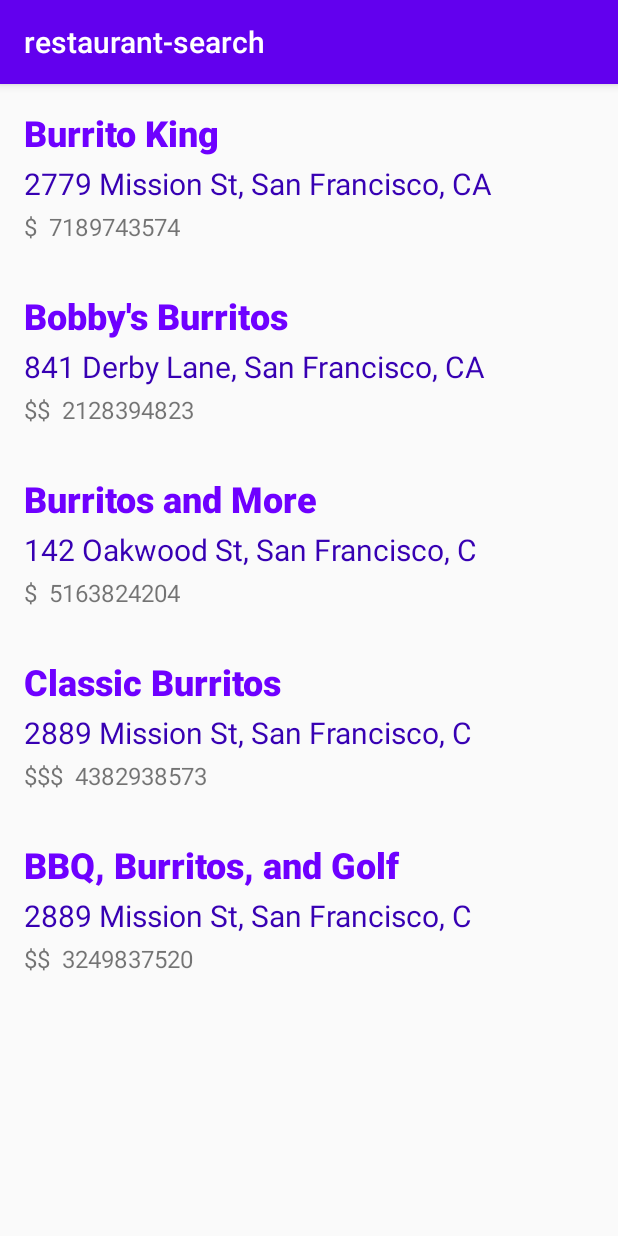
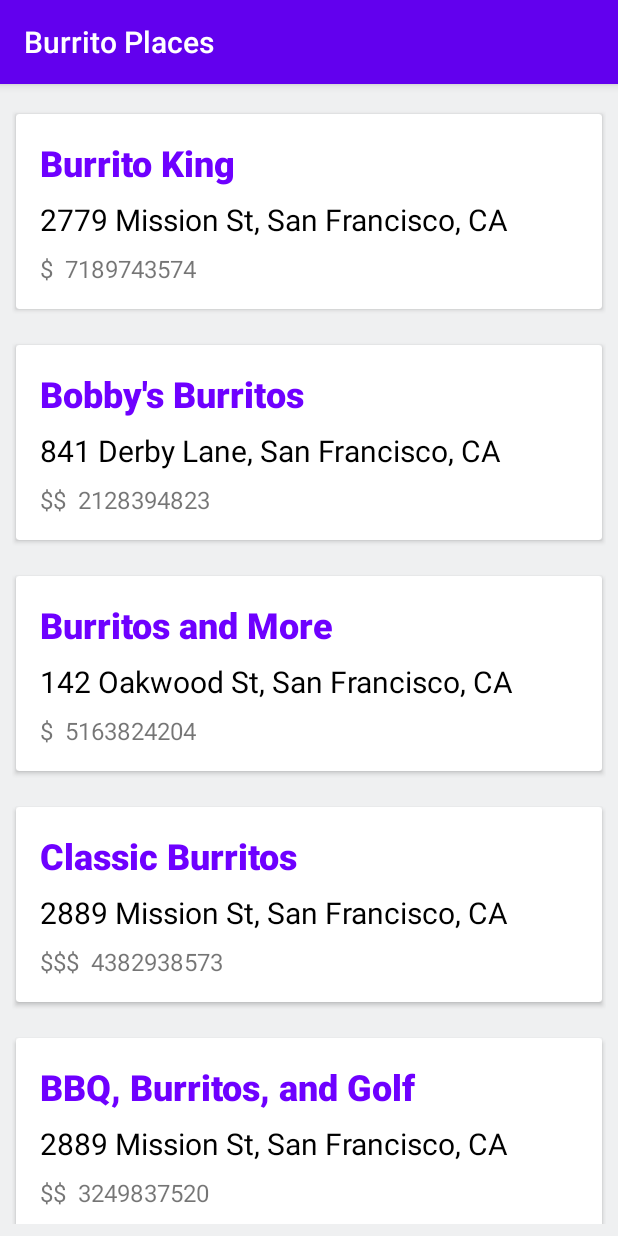
Before and after one commit to mcdanton/restaurant-finder, an Android app: the screen it shows after launch (MainActivity), on a phone screen of 412 x 824 dp. Run offline under Robolectric (Android 15) with nearby library versions, the phone set to English and light mode, and no system bars; libraries missing offline, so code that uses them is left out: com.apollographql.apollo; 3 statements that could not run were skipped.

Commit message:
Put list items into card view. Displaying mock restaurant list.

```diff
--- a/app/build.gradle
+++ b/app/build.gradle
@@ -35,7 +35,7 @@ dependencies {
     implementation 'androidx.appcompat:appcompat:1.1.0'
     implementation 'androidx.core:core-ktx:1.2.0'
     implementation 'androidx.constraintlayout:constraintlayout:1.1.3'
-    implementation 'com.android.support:cardview-v7:28.0.0'
+    implementation 'androidx.cardview:cardview:1.0.0'
     implementation "androidx.recyclerview:recyclerview:1.1.0"
 
     // Third Party Dependencies
--- a/app/src/main/java/com/example/restaurant_search/RestaurantListAdapter.kt
+++ b/app/src/main/java/com/example/restaurant_search/RestaurantListAdapter.kt
@@ -5,7 +5,7 @@ import android.view.View
 import android.view.ViewGroup
 import androidx.recyclerview.widget.RecyclerView
 import com.example.restaurant_search.models.Restaurant
-import kotlinx.android.synthetic.main.row_restaurant.view.*
+import kotlinx.android.synthetic.main.item_restaurant.view.*
 
 class RestaurantListAdapter(var items: MutableList<Restaurant>): RecyclerView.Adapter<RestaurantListViewHolder>() {
 
@@ -15,7 +15,7 @@ class RestaurantListAdapter(var items: MutableList<Restaurant>): RecyclerView.Ad
 
     override fun onCreateViewHolder(parent: ViewGroup, viewType: Int): RestaurantListViewHolder {
         val layoutInflater = LayoutInflater.from(parent.context)
-        val itemView = layoutInflater.inflate(R.layout.row_restaurant, parent, false)
+        val itemView = layoutInflater.inflate(R.layout.item_restaurant, parent, false)
         return RestaurantListViewHolder(itemView)
     }
 
--- a/app/src/main/java/com/example/restaurant_search/RestaurantListFragment.kt
+++ b/app/src/main/java/com/example/restaurant_search/RestaurantListFragment.kt
@@ -44,9 +44,10 @@ class RestaurantListFragment : Fragment() {
         restaurants = mutableListOf(
             Restaurant("Burrito King", "2779 Mission St, San Francisco, CA ", "$", "7189743574"),
             Restaurant("Bobby's Burritos", "841 Derby Lane, San Francisco, CA ", "$$", "2128394823"),
-            Restaurant("Burritos and More", "142 Oakwood St, San Francisco, C", "$", "5163824204"),
-            Restaurant("Classic Burritos", "2889 Mission St, San Francisco, C", "$$$", "4382938573"),
-            Restaurant("BBQ, Burritos, and Golf", "2889 Mission St, San Francisco, C", "$$", "3249837520")
+            Restaurant("Burritos and More", "142 Oakwood St, San Francisco, CA", "$", "5163824204"),
+            Restaurant("Classic Burritos", "2889 Mission St, San Francisco, CA", "$$$", "4382938573"),
+            Restaurant("BBQ, Burritos, and Golf", "2889 Mission St, San Francisco, CA", "$$", "3249837520"),
+            Restaurant("Tommy's Crazy Delicious Burritos", "419 Apple Drive, San Francisco, CA", "$$$$", "9183941233")
         )
 
 
--- a/app/src/main/res/layout/fragment_restaurant_list.xml
+++ b/app/src/main/res/layout/fragment_restaurant_list.xml
@@ -3,13 +3,15 @@
 <FrameLayout xmlns:android="http://schemas.android.com/apk/res/android"
     android:layout_width="match_parent"
     android:layout_height="match_parent"
-    xmlns:tools="http://schemas.android.com/tools">
+    xmlns:tools="http://schemas.android.com/tools"
+    android:background="@color/grey">
 
     <androidx.recyclerview.widget.RecyclerView
         android:id="@+id/restaurant_list_recycler_view"
         android:layout_width="match_parent"
         android:layout_height="match_parent"
-        tools:listitem="@layout/row_restaurant"
+        android:padding="8dp"
+        tools:listitem="@layout/item_restaurant"
         />
 
 </FrameLayout>
--- /dev/null
+++ b/app/src/main/res/layout/item_restaurant.xml
@@ -0,0 +1,78 @@
+<?xml version="1.0" encoding="utf-8"?>
+
+<FrameLayout xmlns:android="http://schemas.android.com/apk/res/android"
+    xmlns:card_view="http://schemas.android.com/apk/res-auto"
+    xmlns:tools="http://schemas.android.com/tools"
+    android:layout_width="match_parent"
+    android:layout_height="wrap_content">
+
+    <!-- A CardView that contains a TextView -->
+    <androidx.cardview.widget.CardView
+        xmlns:card_view="http://schemas.android.com/apk/res-auto"
+        android:id="@+id/card_view"
+        android:layout_width="match_parent"
+        android:layout_height="wrap_content"
+        card_view:cardUseCompatPadding="true"
+        android:layout_marginVertical="8dp"
+        android:elevation="4dp">
+
+        <LinearLayout
+            android:layout_width="match_parent"
+            android:layout_height="wrap_content"
+            android:orientation="vertical"
+            android:padding="16dp">
+
+            <TextView
+                android:id="@+id/text_view_restaurant_name"
+                android:layout_width="wrap_content"
+                android:layout_height="wrap_content"
+                android:layout_marginBottom="8dp"
+                android:fontFamily="sans-serif-black"
+                android:text="This is test"
+                android:textColor="@color/purple"
+                android:textSize="24sp"
+                tools:text="Burrito Palace" />
+
+            <TextView
+                android:id="@+id/text_view_restaurant_address"
+                android:layout_width="wrap_content"
+                android:layout_height="wrap_content"
+                android:layout_marginBottom="8dp"
+                android:textColor="@color/black"
+                android:textSize="20sp"
+                tools:text="166 W 4th Street" />
+
+            <LinearLayout
+                android:layout_width="match_parent"
+                android:layout_height="wrap_content"
+                android:orientation="horizontal">
+
+                <TextView
+                    android:id="@+id/text_view_restaurant_price"
+                    android:layout_width="wrap_content"
+                    android:layout_height="wrap_content"
+                    android:layout_marginRight="4dp"
+                    android:textSize="16sp"
+                    tools:text="$$" />
+
+                <TextView
+                    android:layout_width="wrap_content"
+                    android:layout_height="wrap_content"
+                    android:layout_marginRight="4dp"
+                    android:textSize="16sp"
+                    tools:text="º" />
+
+                <TextView
+                    android:id="@+id/text_view_restaurant_phone"
+                    android:layout_width="wrap_content"
+                    android:layout_height="wrap_content"
+                    android:textSize="16sp"
+                    tools:text="917-314-6959" />
+
+            </LinearLayout>
+
+        </LinearLayout>
+
+    </androidx.cardview.widget.CardView>
+
+</FrameLayout>
--- a/app/src/main/res/layout/row_restaurant.xml
+++ /dev/null
@@ -1,66 +0,0 @@
-<?xml version="1.0" encoding="utf-8"?>
-
-<FrameLayout xmlns:android="http://schemas.android.com/apk/res/android"
-    xmlns:app="http://schemas.android.com/apk/res-auto"
-    xmlns:tools="http://schemas.android.com/tools"
-    android:layout_width="match_parent"
-    android:layout_height="wrap_content">
-
-    <LinearLayout
-        android:layout_width="match_parent"
-        android:layout_height="wrap_content"
-        android:orientation="vertical"
-        android:padding="16dp">
-
-        <TextView
-            android:id="@+id/text_view_restaurant_name"
-            android:layout_width="wrap_content"
-            android:layout_height="wrap_content"
-            android:layout_marginBottom="4dp"
-            android:fontFamily="sans-serif-black"
-            android:text="This is test"
-            android:textColor="@color/purple"
-            android:textSize="24sp"
-            tools:text="Burrito Palace" />
-
-        <TextView
-            android:id="@+id/text_view_restaurant_address"
-            android:layout_width="wrap_content"
-            android:layout_height="wrap_content"
-            android:layout_marginBottom="4dp"
-            android:textColor="@color/colorPrimaryDark"
-            android:textSize="20sp"
-            tools:text="166 W 4th Street" />
-
-        <LinearLayout
-            android:layout_width="match_parent"
-            android:layout_height="wrap_content"
-            android:orientation="horizontal">
-
-            <TextView
-                android:id="@+id/text_view_restaurant_price"
-                android:layout_width="wrap_content"
-                android:layout_height="wrap_content"
-                android:layout_marginRight="4dp"
-                android:textSize="16sp"
-                tools:text="$$" />
-
-            <TextView
-                android:layout_width="wrap_content"
-                android:layout_height="wrap_content"
-                android:layout_marginRight="4dp"
-                android:textSize="16sp"
-                tools:text="º" />
-
-            <TextView
-                android:id="@+id/text_view_restaurant_phone"
-                android:layout_width="wrap_content"
-                android:layout_height="wrap_content"
-                android:textSize="16sp"
-                tools:text="917-314-6959" />
-
-        </LinearLayout>
-
-    </LinearLayout>
-
-</FrameLayout>
--- a/app/src/main/res/values/colors.xml
+++ b/app/src/main/res/values/colors.xml
@@ -4,6 +4,8 @@
     <color name="colorPrimaryDark">#3700B3</color>
     <color name="colorAccent">#03DAC5</color>
 
+    <color name="black">#000000</color>
     <color name="purple">#6E00FF</color>
+    <color name="grey">#EFF0F1</color>
 
 </resources>
--- a/app/src/main/res/values/strings.xml
+++ b/app/src/main/res/values/strings.xml
@@ -1,3 +1,3 @@
 <resources>
-    <string name="app_name">restaurant-search</string>
+    <string name="app_name">Burrito Places</string>
 </resources>
```
